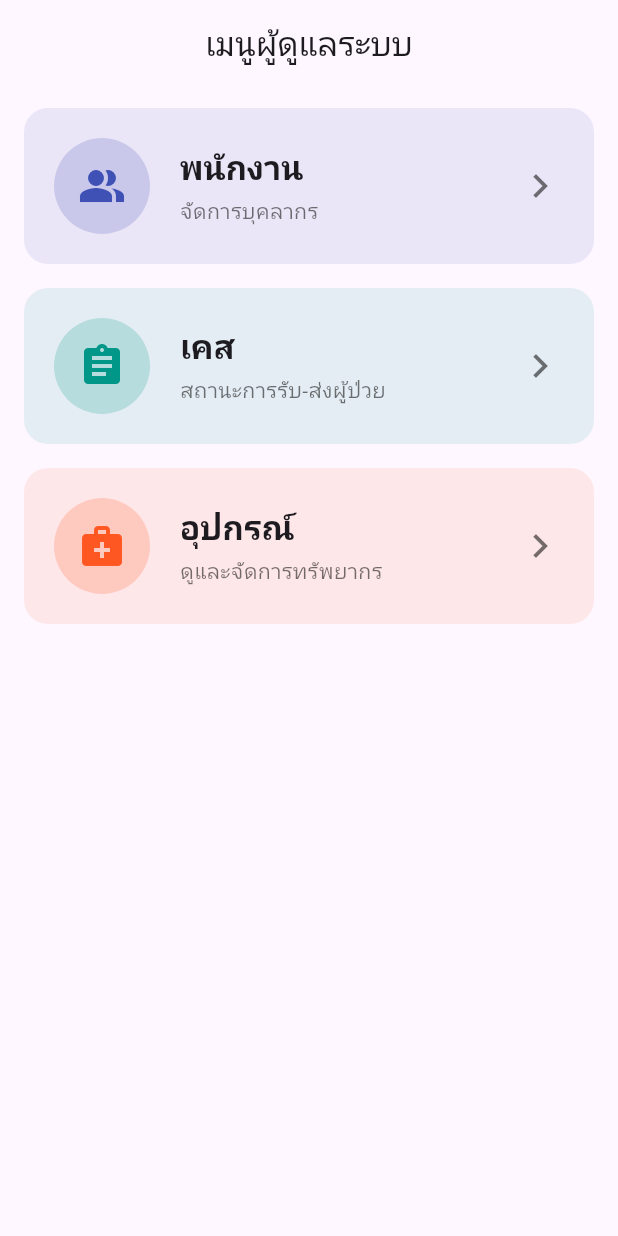
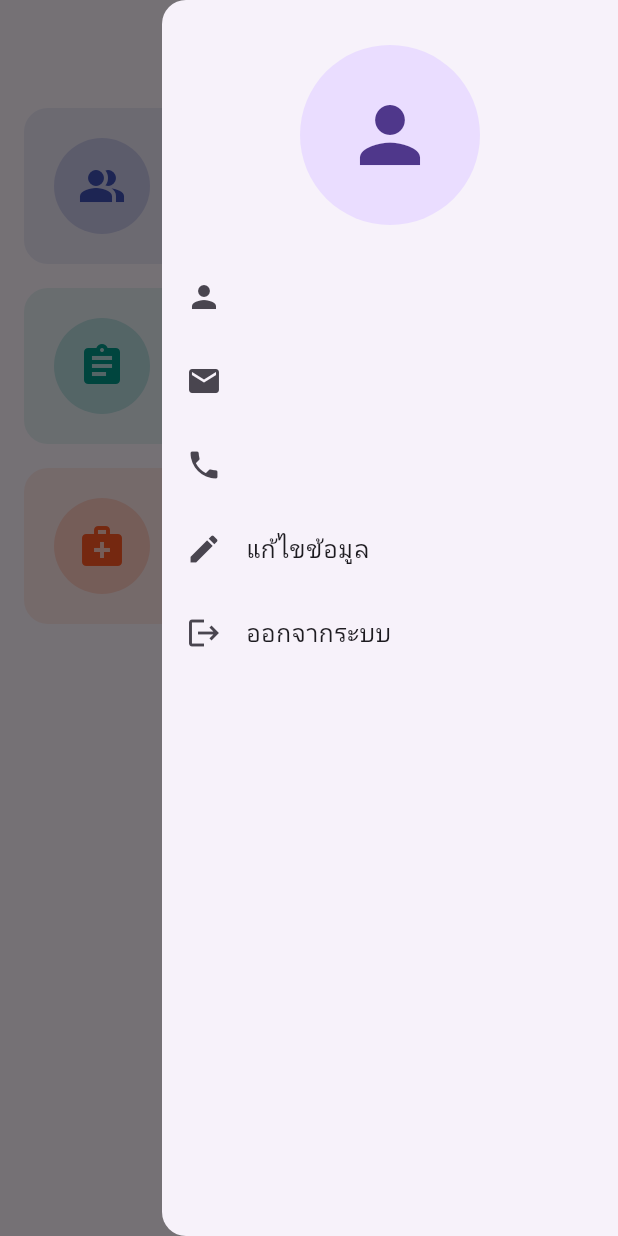
Before and after one commit to AkumaShachi/Application-for-Calling-Patient-Stretcher-in-Hospital, a Flutter app: the AdminMenuPage screen opened directly, with the side drawer open (before the commit the screen has no drawer), on a phone screen of 412 x 824 dp. Run offline on Flutter 3.47's test engine with Material 3 defaults, Android fonts, the phone set to English and light mode, and no system bars; our stand-ins replace flutter_dotenv, image_picker, permission_handler, shared_preferences, speech_to_text; accounts and stored records are empty.

Commit message:
add edit profile

```diff
--- a/flutter_application_1/lib/admin_screen/admin_menu.dart
+++ b/flutter_application_1/lib/admin_screen/admin_menu.dart
@@ -1,6 +1,8 @@
 // ignore_for_file: use_build_context_synchronously
 
+import 'dart:io';
 import 'package:flutter/material.dart';
+import 'package:shared_preferences/shared_preferences.dart';
 
 import 'admin_list_case.dart';
 import 'admin_list_historycase.dart';
@@ -8,9 +10,37 @@ import 'admin_stretcher.dart';
 import 'admin_equipments.dart';
 import 'admin_list_nurse.dart';
 import 'admin_list_porter.dart';
+import '../editprofilescreen.dart';
+import '../loginscreen.dart';
 
-class AdminMenuPage extends StatelessWidget {
+class AdminMenuPage extends StatefulWidget {
   const AdminMenuPage({super.key});
+
+  @override
+  State<AdminMenuPage> createState() => _AdminMenuPageState();
+}
+
+class _AdminMenuPageState extends State<AdminMenuPage> {
+  String fname = '', lname = '', email = '', phone = '';
+  File? _selectedImage;
+  String? profileImageUrl;
+
+  @override
+  void initState() {
+    super.initState();
+    _loadUserInfo();
+  }
+
+  Future<void> _loadUserInfo() async {
+    final prefs = await SharedPreferences.getInstance();
+    setState(() {
+      fname = prefs.getString('fname_U') ?? '';
+      lname = prefs.getString('lname_U') ?? '';
+      email = prefs.getString('email_U') ?? '';
+      phone = prefs.getString('phone_U') ?? '';
+      profileImageUrl = prefs.getString('profile_image');
+    });
+  }
 
   @override
   Widget build(BuildContext context) {
@@ -73,10 +103,11 @@ class AdminMenuPage extends StatelessWidget {
 
     return Scaffold(
       appBar: AppBar(title: const Text('เมนูผู้ดูแลระบบ'), centerTitle: true),
+      endDrawer: _buildDrawer(context), // ✅ Drawer อยู่ด้านขวา
       body: ListView.separated(
         padding: const EdgeInsets.all(16),
         itemCount: items.length,
-        separatorBuilder: (_, _) => const SizedBox(height: 16),
+        separatorBuilder: (_, __) => const SizedBox(height: 16),
         itemBuilder: (context, index) {
           final item = items[index];
           return _AdminMenuCard(config: item);
@@ -84,11 +115,113 @@ class AdminMenuPage extends StatelessWidget {
       ),
     );
   }
+
+  Drawer _buildDrawer(BuildContext context) {
+    return Drawer(
+      child: ListView(
+        padding: EdgeInsets.zero,
+        children: [
+          const SizedBox(height: 30),
+          CircleAvatar(
+            radius: 60,
+            backgroundImage: _selectedImage != null
+                ? FileImage(_selectedImage!) as ImageProvider
+                : (profileImageUrl != null && profileImageUrl!.isNotEmpty
+                      ? NetworkImage(profileImageUrl!)
+                      : null),
+            child:
+                (_selectedImage == null &&
+                    (profileImageUrl == null || profileImageUrl!.isEmpty))
+                ? const Icon(Icons.person, size: 60)
+                : null,
+          ),
+
+          const SizedBox(height: 20),
+          ListTile(
+            leading: const Icon(Icons.person),
+            title: Text('$fname $lname'),
+          ),
+          ListTile(leading: const Icon(Icons.email), title: Text(email)),
+          ListTile(leading: const Icon(Icons.phone), title: Text(phone)),
+          ListTile(
+            leading: const Icon(Icons.edit),
+            title: const Text('แก้ไขข้อมูล'),
+            onTap: () async {
+              Navigator.pop(context);
+              final updated = await Navigator.push(
+                context,
+                MaterialPageRoute(
+                  builder: (_) => EditProfileScreen(
+                    fname: fname,
+                    lname: lname,
+                    email: email,
+                    phone: phone,
+                    ImageUrl: profileImageUrl,
+                  ),
+                ),
+              );
+              if (updated != null) {
+                await _loadUserInfo(); // โหลด prefs ใหม่
+                setState(() {
+                  fname = updated['fname_U'] ?? fname;
+                  lname = updated['lname_U'] ?? lname;
+                  email = updated['email_U'] ?? email;
+                  phone = updated['phone_U'] ?? phone;
+                  profileImageUrl = updated['profile_image'] ?? profileImageUrl;
+                });
+              }
+            },
+          ),
+          ListTile(
+            leading: const Icon(Icons.logout),
+            title: const Text('ออกจากระบบ'),
+            onTap: () async {
+              final prefs = await SharedPreferences.getInstance();
+              await prefs.clear();
+              if (context.mounted) {
+                Navigator.pushReplacement(
+                  context,
+                  MaterialPageRoute(builder: (_) => const LoginScreen()),
+                );
+              }
+            },
+          ),
+        ],
+      ),
+    );
+  }
 }
+
+/* ---------------- CONFIG CLASSES ---------------- */
+
+class _AdminMenuItemConfig {
+  const _AdminMenuItemConfig({
+    required this.title,
+    required this.subtitle,
+    required this.icon,
+    required this.color,
+    required this.options,
+  });
+
+  final String title;
+  final String subtitle;
+  final IconData icon;
+  final Color color;
+  final List<_MenuOption> options;
+}
+
+class _MenuOption {
+  const _MenuOption({required this.label, this.description, this.builder});
+
+  final String label;
+  final String? description;
+  final WidgetBuilder? builder;
+}
+
+/* ---------------- MENU CARD ---------------- */
 
 class _AdminMenuCard extends StatelessWidget {
   const _AdminMenuCard({required this.config});
-
   final _AdminMenuItemConfig config;
 
   @override
@@ -179,71 +312,8 @@ class _AdminMenuCard extends StatelessWidget {
       },
     );
 
-    if (selected == null) {
-      return;
-    }
-
-    if (selected.builder != null) {
+    if (selected != null && selected.builder != null) {
       Navigator.of(context).push(MaterialPageRoute(builder: selected.builder!));
     }
   }
 }
-
-class _AdminMenuItemConfig {
-  const _AdminMenuItemConfig({
-    required this.title,
-    required this.subtitle,
-    required this.icon,
-    required this.color,
-    required this.options,
-  });
-
-  final String title;
-  final String subtitle;
-  final IconData icon;
-  final Color color;
-  final List<_MenuOption> options;
-}
-
-class _MenuOption {
-  const _MenuOption({required this.label, this.description, this.builder});
-
-  final String label;
-  final String? description;
-  final WidgetBuilder? builder;
-}
-
-class ComingSoonPage extends StatelessWidget {
-  const ComingSoonPage({super.key, required this.title});
-
-  final String title;
-
-  @override
-  Widget build(BuildContext context) {
-    return Scaffold(
-      appBar: AppBar(title: Text(title)),
-      body: Center(
-        child: Column(
-          mainAxisSize: MainAxisSize.min,
-          children: [
-            const Icon(Icons.construction, size: 72, color: Colors.grey),
-            const SizedBox(height: 16),
-            Text(
-              'ฟีเจอร์กำลังอยู่ระหว่างการพัฒนา',
-              style: Theme.of(context).textTheme.titleMedium,
-              textAlign: TextAlign.center,
-            ),
-            const SizedBox(height: 8),
-            Text(
-              'โปรดกลับมาใหม่อีกครั้งเร็วๆ นี้',
-              style: Theme.of(
-                context,
-              ).textTheme.bodyMedium?.copyWith(color: Colors.black54),
-              textAlign: TextAlign.center,
-            ),
-          ],
-        ),
-      ),
-    );
-  }
-}
--- a/flutter_application_1/lib/nurses_screen/nurse_list_case.dart
+++ b/flutter_application_1/lib/nurses_screen/nurse_list_case.dart
@@ -205,8 +205,8 @@ class _NurseListCaseScreenState extends State<NurseListCaseScreen>
           bottom: TabBar(
             controller: _tabController,
             tabs: const [
-              Tab(text: '                  เคสทั้งหมด                  '),
-              Tab(text: '                  เคสของฉัน                  '),
+              Tab(text: 'เคสทั้งหมด'),
+              Tab(text: 'เคสของฉัน'),
             ],
           ),
         ),
```
Also changed, not shown: backend_node/uploads/admin_1759379097284.jpg (added), 2 other files.
